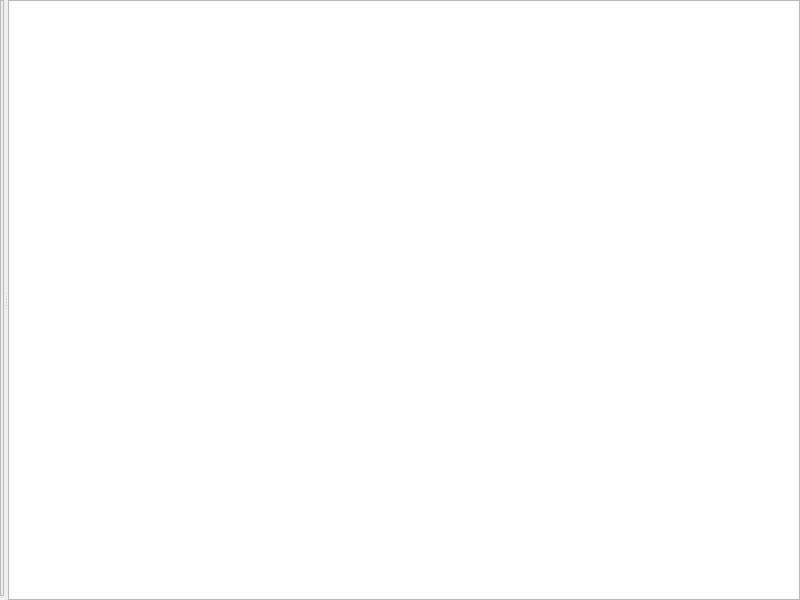
The window that ufit/gui/full.ui (McStasMcXtrace/ufit) describes before a commit, drawn with Qt 5.
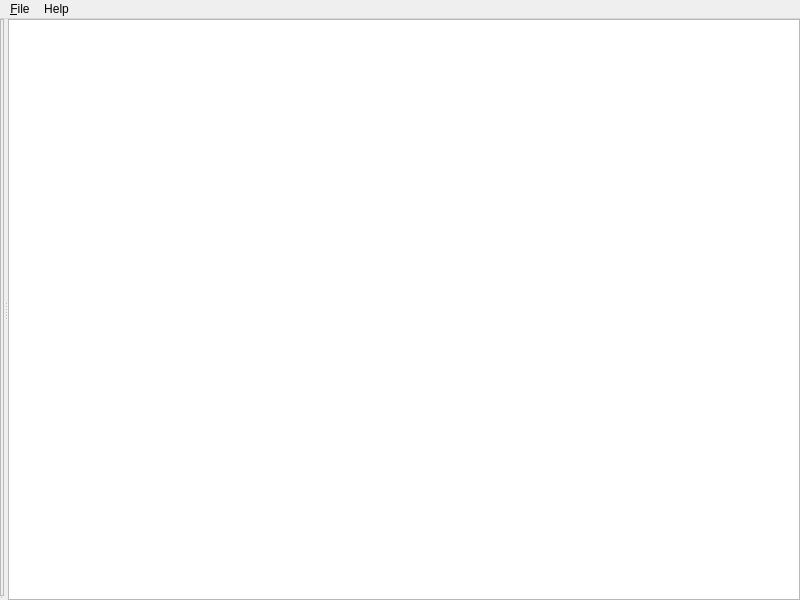
The same window after the commit. Custom widgets are drawn as their Qt base class.

Commit message: gui: initial loading/saving session support

Patch:
```diff
--- a/ufit/gui/full.ui
+++ b/ufit/gui/full.ui
@@ -51,6 +51,26 @@
      <height>23</height>
     </rect>
    </property>
+   <widget class="QMenu" name="menuFile">
+    <property name="title">
+     <string>&amp;File</string>
+    </property>
+    <addaction name="actionLoadData"/>
+    <addaction name="separator"/>
+    <addaction name="actionLoad"/>
+    <addaction name="actionSave"/>
+    <addaction name="actionSaveAs"/>
+    <addaction name="separator"/>
+    <addaction name="actionQuit"/>
+   </widget>
+   <widget class="QMenu" name="menuHelp">
+    <property name="title">
+     <string>Help</string>
+    </property>
+    <addaction name="actionAbout"/>
+   </widget>
+   <addaction name="menuFile"/>
+   <addaction name="menuHelp"/>
   </widget>
  </widget>
  <customwidgets>
```
Left out of the diff: 30 changed lines with no effect on the pictures. The commit also changes 7 other files.
